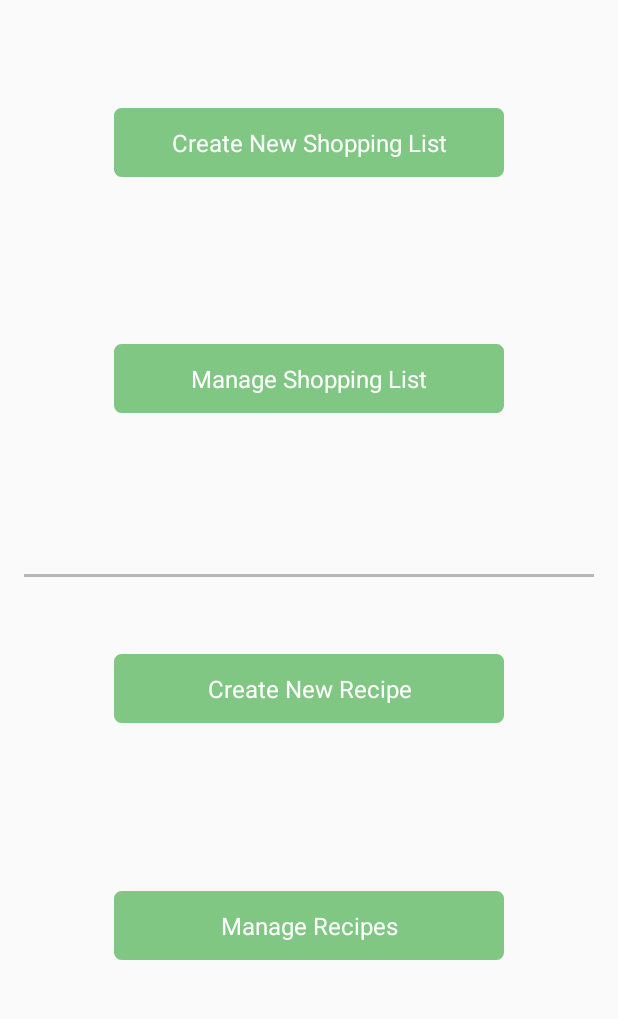
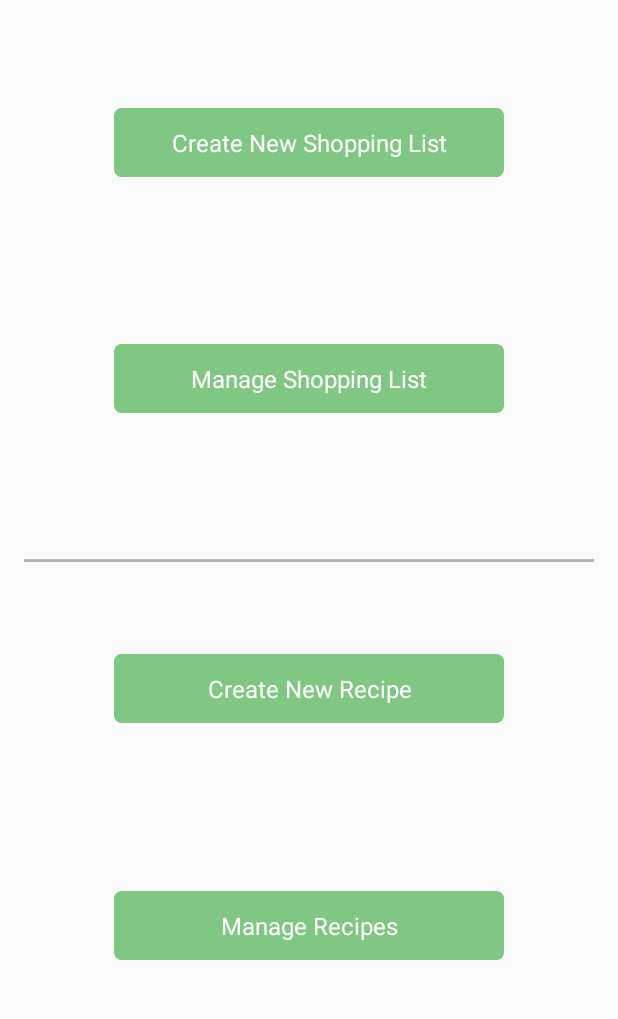
Before and after one commit to lawrencesmns/cmsc495, an Android app: the screen it shows after launch (MainActivity), on a phone screen of 412 x 824 dp, the part 84-1103 px from its top. Run offline under Robolectric (Android 15) with nearby library versions, the phone set to English and light mode, and no system bars.

Commit message:
Modifying MainActivity so the horizontal separator appears more centered on screen.

```diff
--- a/app/src/main/java/edu/umuc/cmsc495/shoppinglist/UI/NewShoppingListFragment.java
+++ b/app/src/main/java/edu/umuc/cmsc495/shoppinglist/UI/NewShoppingListFragment.java
@@ -58,10 +58,10 @@ public class NewShoppingListFragment extends Fragment {
     public void onCreate(Bundle savedInstanceState) {
         super.onCreate(savedInstanceState);
 
-        getActivity().closeOptionsMenu();
         ActionBar actionBar = ((AppCompatActivity) getActivity()).getSupportActionBar();
         actionBar.setTitle("Test");
         actionBar.setDisplayHomeAsUpEnabled(true);
+
     }
 
     @Override
@@ -125,4 +125,5 @@ public class NewShoppingListFragment extends Fragment {
         // TODO: Update argument type and name
         void onFragmentInteraction(Uri uri);
     }
+
 }
--- a/app/src/main/res/layout/activity_main.xml
+++ b/app/src/main/res/layout/activity_main.xml
@@ -54,7 +54,8 @@
     <FrameLayout
         android:layout_width="match_parent"
         android:layout_height="0dp"
-        android:layout_weight="1">
+        android:layout_weight="1"
+        android:paddingBottom="20dp">
 
         <View
             android:id="@+id/horzontal_seperator"
```
